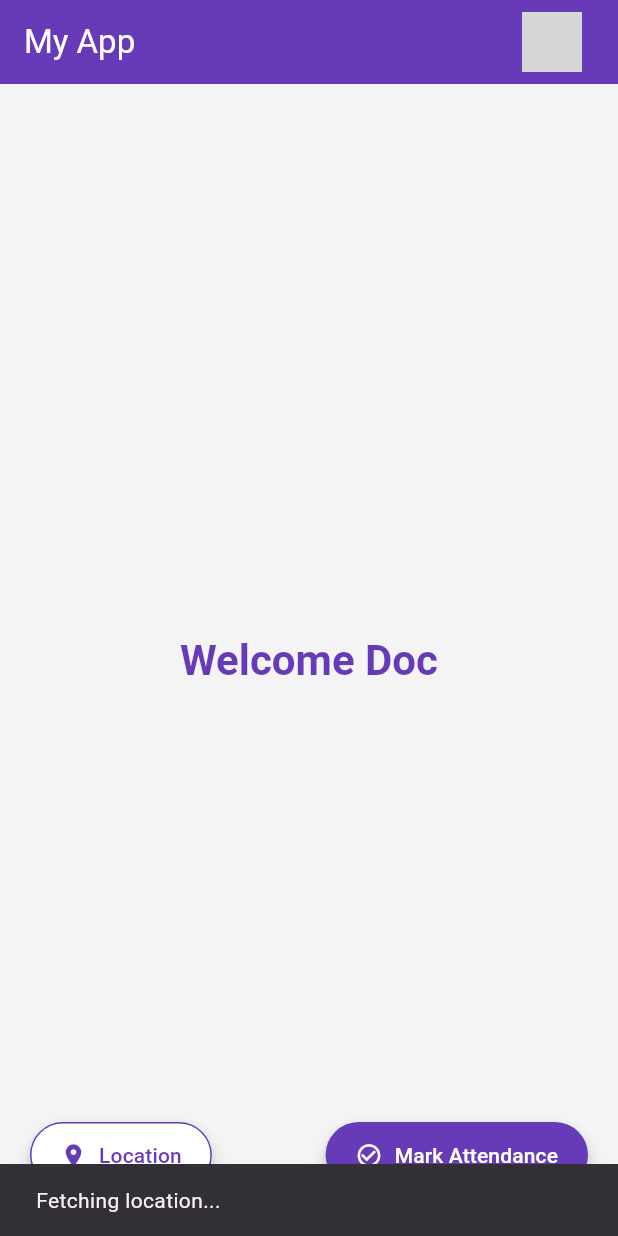
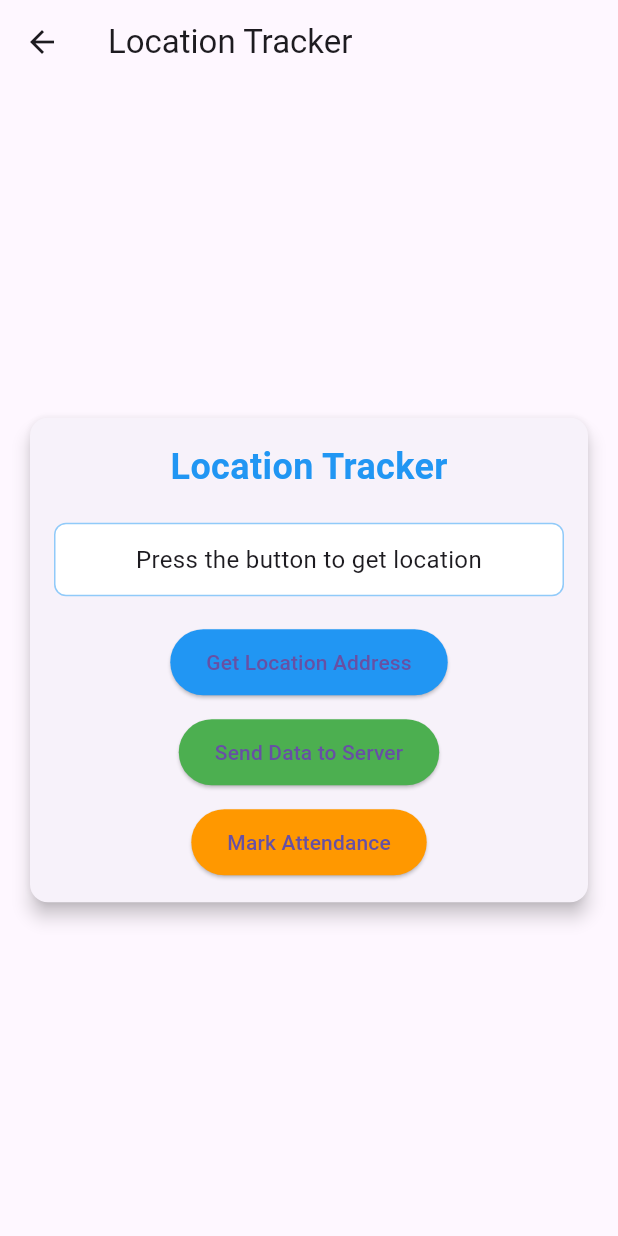
Before and after one commit to Arvind22cse/Flutter_doctor_attence_application, a Flutter app: the Home screen opened by its route, after a tap on "Location", on a phone screen of 412 x 824 dp. Run offline on Flutter 3.47's test engine with Material 3 defaults, Android fonts, the phone set to English and light mode, and no system bars; our stand-ins replace camera, geolocator, permission_handler, shared_preferences; accounts and stored records are empty; network calls fail; grey boxes are pictures that could not be loaded.

Commit message:
location

```diff
--- a/lib/homepage.dart
+++ b/lib/homepage.dart
@@ -22,12 +22,16 @@ class _HomeState extends State<Home> {
     Navigator.pushNamed(context, '/doctor-attendance');
   }
 
-  void _getLocation() {
-    ScaffoldMessenger.of(
+  // Method to navigate to the location page and pass doctorId
+  void _getLocation(String doctorId) {
+    Navigator.pushNamed(
       context,
-    ).showSnackBar(const SnackBar(content: Text("Fetching location...")));
+      '/location',
+      arguments: doctorId, // 👈 pass doctorId here
+    );
   }
 
+  // Method to mark attendance (you may implement the camera functionality here)
   void _markAttendance() {
     Navigator.pushNamed(context, '/camera');
   }
@@ -40,6 +44,13 @@ class _HomeState extends State<Home> {
 
   @override
   Widget build(BuildContext context) {
+    // Extract the doctorId from the route arguments passed from the login screen
+    final Map<String, dynamic> data =
+        ModalRoute.of(context)?.settings.arguments as Map<String, dynamic>? ??
+        {};
+    final String doctorId =
+        data['doctorId'] ?? ''; // Safe fallback to empty string
+
     return Scaffold(
       backgroundColor: const Color(0xFFF4F4F4),
       appBar: AppBar(
@@ -138,7 +149,7 @@ class _HomeState extends State<Home> {
                             ),
                           ),
                         ),
-                        const SizedBox(height: 30),
+                        const SizedBox(height: 10),
                         ElevatedButton.icon(
                           onPressed: _goBackFromScanner,
                           icon: const Icon(Icons.arrow_back),
@@ -158,7 +169,8 @@ class _HomeState extends State<Home> {
                       ],
                     )
                     : Text(
-                      "Welcome Doc",
+                      "Good Morning arvind!!!\n\n\n"
+                      "Mark your presence",
                       style: Theme.of(
                         context,
                       ).textTheme.headlineMedium?.copyWith(
@@ -173,7 +185,7 @@ class _HomeState extends State<Home> {
               bottom: 30,
               left: 20,
               child: ElevatedButton.icon(
-                onPressed: _getLocation,
+                onPressed: () => _getLocation(doctorId), // Pass doctorId here
                 icon: const Icon(Icons.location_on),
                 label: const Text("Location"),
                 style: ElevatedButton.styleFrom(
--- /dev/null
+++ b/lib/location.dart
@@ -0,0 +1,336 @@
+import 'package:flutter/material.dart';
+import 'package:geolocator/geolocator.dart';
+import 'package:http/http.dart' as http;
+import 'package:shared_preferences/shared_preferences.dart';
+import 'dart:convert';
+
+class LocationTracker extends StatefulWidget {
+  const LocationTracker({super.key});
+
+  @override
+  _LocationTrackerState createState() => _LocationTrackerState();
+}
+
+class _LocationTrackerState extends State<LocationTracker> {
+  String locationText = "Press the button to get location";
+  bool isLoading = false;
+  bool isSending = false;
+  String? error;
+  String? doctorId;
+
+  @override
+  void initState() {
+    super.initState();
+    _loadDoctorId();
+  }
+
+  // Fetch the doctorId from SharedPreferences
+  Future<void> _loadDoctorId() async {
+    final prefs = await SharedPreferences.getInstance();
+    setState(() {
+      doctorId = prefs.getString('doctorId');
+    });
+  }
+
+  Future<void> getCurrentLocation() async {
+    setState(() {
+      isLoading = true;
+      error = null;
+    });
+
+    try {
+      bool serviceEnabled = await Geolocator.isLocationServiceEnabled();
+      if (!serviceEnabled) {
+        setState(() {
+          error = "Location services are disabled. Please enable them.";
+          locationText = "Could not get your location. Please try again.";
+          isLoading = false;
+        });
+        return;
+      }
+
+      LocationPermission permission = await Geolocator.requestPermission();
+      if (permission == LocationPermission.denied ||
+          permission == LocationPermission.deniedForever) {
+        setState(() {
+          error = "Location permission denied. Please enable location access.";
+          locationText = "Could not get your location. Please try again.";
+          isLoading = false;
+        });
+        return;
+      }
+
+      Position position = await Geolocator.getCurrentPosition(
+        desiredAccuracy: LocationAccuracy.high,
+      );
+
+      double latitude = position.latitude;
+      double longitude = position.longitude;
+
+      final response = await http.get(
+        Uri.parse(
+          'https://nominatim.openstreetmap.org/reverse?format=json&lat=$latitude&lon=$longitude&zoom=18&addressdetails=1',
+        ),
+        headers: {'User-Agent': 'com.example.my_app (arvindm.22cse@kongu.edu)'},
+      );
+
+      if (response.statusCode == 200) {
+        var data = jsonDecode(response.body);
+        if (data != null && data['display_name'] != null) {
+          setState(() {
+            locationText = "Your current location:\n${data['display_name']}";
+          });
+        } else {
+          setState(() {
+            locationText =
+                "Location found but address not determined.\nCoordinates: ${latitude.toStringAsFixed(6)}, ${longitude.toStringAsFixed(6)}";
+          });
+        }
+      } else {
+        setState(() {
+          error = "Failed to fetch address from OpenStreetMap. Check internet.";
+          locationText = "Could not get your location address.";
+        });
+      }
+    } catch (e) {
+      setState(() {
+        error = "An error occurred: $e";
+        locationText = "Could not get your location. Please try again.";
+      });
+    } finally {
+      setState(() {
+        isLoading = false;
+      });
+    }
+  }
+
+  Future<void> sendLocationToBackend() async {
+    if (doctorId == null) {
+      setState(() {
+        error = "Doctor ID not found. Please login again.";
+      });
+      return;
+    }
+
+    if (locationText.startsWith("Your current location:")) {
+      setState(() {
+        isSending = true;
+        error = null;
+      });
+
+      try {
+        final response = await http.post(
+          Uri.parse('http://192.168.38.142:3000/api/location'),
+          headers: {'Content-Type': 'application/json'},
+          body: jsonEncode({'doctorId': doctorId, 'address': locationText}),
+        );
+
+        if (response.statusCode == 200) {
+          ScaffoldMessenger.of(context).showSnackBar(
+            SnackBar(content: Text("Location sent successfully!")),
+          );
+        } else {
+          setState(() {
+            error = "Failed to send data to the server.";
+          });
+        }
+      } catch (e) {
+        setState(() {
+          error = "Error sending data: $e";
+        });
+      } finally {
+        setState(() {
+          isSending = false;
+        });
+      }
+    } else {
+      setState(() {
+        error = "No valid location address to send.";
+      });
+    }
+  }
+
+  Future<void> markAttendance() async {
+    if (doctorId == null) {
+      setState(() {
+        error = "Doctor ID not found. Please login again.";
+      });
+      return;
+    }
+
+    if (locationText.startsWith("Your current location:")) {
+      setState(() {
+        isSending = true;
+        error = null;
+      });
+
+      try {
+        final response = await http.post(
+          Uri.parse('http://192.168.38.142:3000/api/attendance'),
+          headers: {'Content-Type': 'application/json'},
+          body: jsonEncode({'doctorId': doctorId, 'address': locationText}),
+        );
+
+        if (response.statusCode == 200) {
+          ScaffoldMessenger.of(context).showSnackBar(
+            SnackBar(content: Text("Attendance marked successfully!")),
+          );
+        } else {
+          setState(() {
+            error = "Failed to mark attendance.";
+          });
+        }
+      } catch (e) {
+        setState(() {
+          error = "Error marking attendance: $e";
+        });
+      } finally {
+        setState(() {
+          isSending = false;
+        });
+      }
+    } else {
+      setState(() {
+        error = "No valid location address to mark attendance.";
+      });
+    }
+  }
+
+  @override
+  Widget build(BuildContext context) {
+    return Scaffold(
+      appBar: AppBar(title: Text("Location Tracker")),
+      body: Center(
+        child: Padding(
+          padding: const EdgeInsets.all(16.0),
+          child: Card(
+            elevation: 5,
+            child: Padding(
+              padding: const EdgeInsets.all(16.0),
+              child: Column(
+                mainAxisSize: MainAxisSize.min,
+                children: [
+                  Text(
+                    "Location Tracker",
+                    style: TextStyle(
+                      fontSize: 24,
+                      fontWeight: FontWeight.bold,
+                      color: Colors.blue,
+                    ),
+                  ),
+                  SizedBox(height: 20),
+                  Container(
+                    padding: EdgeInsets.all(12),
+                    width: double.infinity,
+                    decoration: BoxDecoration(
+                      color: Colors.white,
+                      border: Border.all(color: Colors.blue.shade200),
+                      borderRadius: BorderRadius.circular(8),
+                    ),
+                    child: Text(
+                      locationText,
+                      textAlign: TextAlign.center,
+                      style: TextStyle(fontSize: 16),
+                    ),
+                  ),
+                  if (error != null)
+                    Padding(
+                      padding: const EdgeInsets.only(top: 8.0),
+                      child: Text(
+                        error!,
+                        style: TextStyle(color: Colors.red, fontSize: 14),
+                      ),
+                    ),
+                  SizedBox(height: 20),
+                  ElevatedButton(
+                    onPressed: isLoading ? null : getCurrentLocation,
+                    child:
+                        isLoading
+                            ? Row(
+                              mainAxisSize: MainAxisSize.min,
+                              children: [
+                                CircularProgressIndicator(
+                                  color: Colors.white,
+                                  strokeWidth: 2,
+                                ),
+                                SizedBox(width: 10),
+                                Text("Getting Location..."),
+                              ],
+                            )
+                            : Text("Get Location Address"),
+                    style: ElevatedButton.styleFrom(
+                      backgroundColor: Colors.blue,
+                      padding: EdgeInsets.symmetric(
+                        horizontal: 24,
+                        vertical: 12,
+                      ),
+                      shape: RoundedRectangleBorder(
+                        borderRadius: BorderRadius.circular(30),
+                      ),
+                    ),
+                  ),
+                  SizedBox(height: 12),
+                  ElevatedButton(
+                    onPressed: isSending ? null : sendLocationToBackend,
+                    child:
+                        isSending
+                            ? Row(
+                              mainAxisSize: MainAxisSize.min,
+                              children: [
+                                CircularProgressIndicator(
+                                  color: Colors.white,
+                                  strokeWidth: 2,
+                                ),
+                                SizedBox(width: 10),
+                                Text("Sending..."),
+                              ],
+                            )
+                            : Text("Send Data to Server"),
+                    style: ElevatedButton.styleFrom(
+                      backgroundColor: Colors.green,
+                      padding: EdgeInsets.symmetric(
+                        horizontal: 24,
+                        vertical: 12,
+                      ),
+                      shape: RoundedRectangleBorder(
+                        borderRadius: BorderRadius.circular(30),
+                      ),
+                    ),
+                  ),
+                  SizedBox(height: 12),
+                  ElevatedButton(
+                    onPressed: isSending ? null : markAttendance,
+                    child:
+                        isSending
+                            ? Row(
+                              mainAxisSize: MainAxisSize.min,
+                              children: [
+                                CircularProgressIndicator(
+                                  color: Colors.white,
+                                  strokeWidth: 2,
+                                ),
+                                SizedBox(width: 10),
+                                Text("Marking Attendance..."),
+                              ],
+                            )
+                            : Text("Mark Attendance"),
+                    style: ElevatedButton.styleFrom(
+                      backgroundColor: Colors.orange,
+                      padding: EdgeInsets.symmetric(
+                        horizontal: 24,
+                        vertical: 12,
+                      ),
+                      shape: RoundedRectangleBorder(
+                        borderRadius: BorderRadius.circular(30),
+                      ),
+                    ),
+                  ),
+                ],
+              ),
+            ),
+          ),
+        ),
+      ),
+    );
+  }
+}
--- a/pubspec.yaml
+++ b/pubspec.yaml
@@ -43,9 +43,12 @@ dependencies:
   camera: ^0.11.1
   image_picker: ^1.1.2
   path_provider: ^2.1.1
-  shared_preferences: ^2.2.1
+  shared_preferences: ^2.5.3
   http: ^0.13.6
   permission_handler: ^12.0.0+1
+  geolocator: ^14.0.0
+  google_maps_flutter: ^2.1.1
+  geocoding: ^3.0.0
 
 
 dev_dependencies:
```
Also changed, not shown: lib/login_page.dart (+45 -6 lines), lib/main.dart (+5 -5 lines), pubspec.lock, 16 other files.
